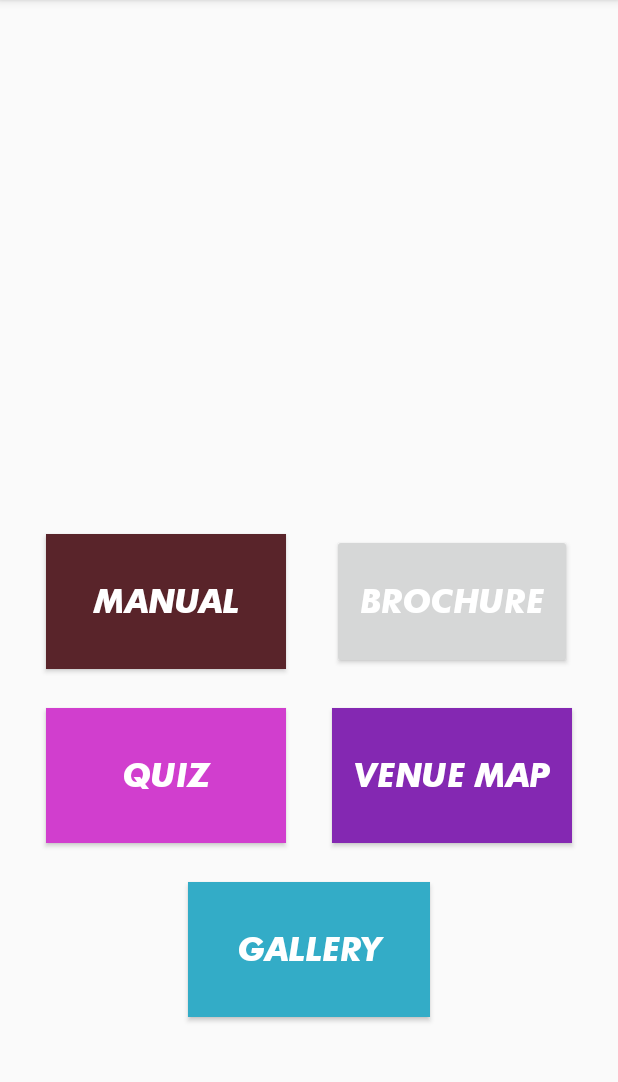
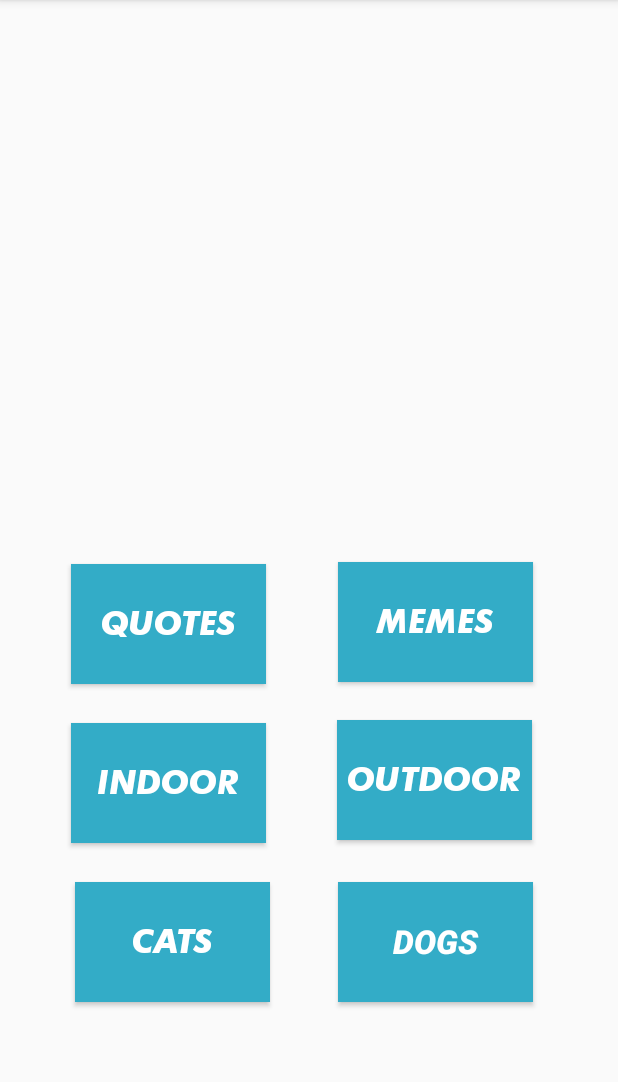
Before and after one commit to ahmedhamodi/smile4real, an Android app: the DisplayMessageActivity screen opened directly, with no data from a screen before it, on a phone screen of 412 x 824 dp, the part 84-1166 px from its top. Run offline under Robolectric (Android 15) with nearby library versions, the phone set to English and light mode, and no system bars.

Commit message:
Fixed button UIs and colour scheme.

```diff
--- a/app/src/main/res/layout/activity_display_message.xml
+++ b/app/src/main/res/layout/activity_display_message.xml
@@ -9,16 +9,16 @@
 
     <Button
         android:id="@+id/button4"
-        android:layout_width="160dp"
-        android:layout_height="90dp"
+        android:layout_width="130dp"
+        android:layout_height="80dp"
         android:layout_marginStart="8dp"
         android:layout_marginLeft="8dp"
-        android:layout_marginTop="472dp"
-        android:layout_marginEnd="16dp"
-        android:layout_marginRight="16dp"
-        android:background="@color/puple"
+        android:layout_marginTop="480dp"
+        android:layout_marginEnd="25dp"
+        android:layout_marginRight="25dp"
+        android:background="@color/light_b"
         android:onClick="goToActivity3"
-        android:text="Venue Map"
+        android:text="OUTDOOR"
         android:textColor="@android:color/white"
         android:textSize="22sp"
         android:textStyle="bold|italic"
@@ -28,38 +28,57 @@
 
     <Button
         android:id="@+id/button3"
-        android:layout_width="160dp"
-        android:layout_height="90dp"
-        android:layout_marginStart="16dp"
-        android:layout_marginLeft="16dp"
-        android:layout_marginTop="132dp"
+        android:layout_width="130dp"
+        android:layout_height="80dp"
+        android:layout_marginStart="15dp"
+        android:layout_marginLeft="15dp"
+        android:layout_marginTop="588dp"
         android:layout_marginEnd="8dp"
         android:layout_marginRight="8dp"
         android:layout_marginBottom="26dp"
-        android:background="@color/colorPink"
+        android:background="@color/light_b"
         android:onClick="goToActivity4"
-        android:text="Quiz"
+        android:text="INDOOR"
         android:textColor="@android:color/white"
         android:textSize="22sp"
         android:textStyle="bold|italic"
         app:layout_constraintBottom_toTopOf="@+id/button7"
         app:layout_constraintEnd_toStartOf="@+id/button4"
         app:layout_constraintStart_toStartOf="parent"
-        app:layout_constraintTop_toTopOf="parent"
         app:layout_constraintVertical_bias="1.0" />
 
     <Button
         android:id="@+id/button7"
-        android:layout_width="161dp"
-        android:layout_height="90dp"
-        android:layout_marginStart="125dp"
-        android:layout_marginLeft="125dp"
+        android:layout_width="130dp"
+        android:layout_height="80dp"
+        android:layout_marginStart="50dp"
+        android:layout_marginLeft="50dp"
         android:layout_marginTop="588dp"
-        android:layout_marginEnd="125dp"
-        android:layout_marginRight="125dp"
+        android:layout_marginEnd="200dp"
+        android:layout_marginRight="200dp"
         android:background="@color/light_b"
         android:onClick="goToActivity5"
-        android:text="Gallery"
+        android:text="CATS"
+        android:textColor="@android:color/white"
+        android:textSize="22sp"
+        android:textStyle="bold|italic"
+        app:layout_constraintEnd_toEndOf="parent"
+        app:layout_constraintHorizontal_bias="0.0"
+        app:layout_constraintStart_toStartOf="parent"
+        app:layout_constraintTop_toTopOf="parent" />
+
+    <Button
+        android:id="@+id/button8"
+        android:layout_width="130dp"
+        android:layout_height="80dp"
+        android:layout_marginStart="225dp"
+        android:layout_marginLeft="225dp"
+        android:layout_marginTop="588dp"
+        android:layout_marginEnd="25dp"
+        android:layout_marginRight="25dp"
+        android:background="@color/light_b"
+        android:onClick="goToActivity5"
+        android:text="DOGS"
         android:textColor="@android:color/white"
         android:textSize="22sp"
         android:textStyle="bold|italic"
@@ -70,17 +89,17 @@
 
     <Button
         android:id="@+id/button2"
-        android:layout_width="160dp"
-        android:layout_height="90dp"
+        android:layout_width="130dp"
+        android:layout_height="80dp"
         android:layout_marginStart="16dp"
         android:layout_marginLeft="16dp"
         android:layout_marginTop="16dp"
         android:layout_marginEnd="8dp"
         android:layout_marginRight="8dp"
         android:layout_marginBottom="26dp"
-        android:background="@color/darkBrown"
+        android:background="@color/light_b"
         android:onClick="goToActivity1"
-        android:text="Manual"
+        android:text="QUOTES"
         android:textColor="@android:color/white"
         android:textSize="22sp"
         android:textStyle="bold|italic"
@@ -92,16 +111,17 @@
 
     <Button
         android:id="@+id/button6"
-        android:layout_width="160dp"
-        android:layout_height="90dp"
+        android:layout_width="130dp"
+        android:layout_height="80dp"
         android:layout_marginStart="8dp"
-        android:layout_marginLeft="8dp"
-        android:layout_marginTop="16dp"
-        android:layout_marginEnd="16dp"
-        android:layout_marginRight="16dp"
-        android:layout_marginBottom="26dp"
+        android:layout_marginLeft="0dp"
+        android:layout_marginTop="0dp"
+        android:layout_marginEnd="25dp"
+        android:layout_marginRight="25dp"
+        android:layout_marginBottom="25dp"
+        android:background="@color/light_b"
         android:onClick="goToActivity2"
-        android:text="Brochure"
+        android:text="MEMES"
         android:textColor="@android:color/white"
         android:textSize="22sp"
         android:textStyle="bold|italic"
--- a/app/src/main/res/layout/activity_main.xml
+++ b/app/src/main/res/layout/activity_main.xml
@@ -7,31 +7,20 @@
     tools:context=".MainActivity"
     tools:layout_editor_absoluteY="81dp">
 
-    <!--<ImageView-->
-        <!--android:id="@+id/imageView7"-->
-        <!--android:layout_width="wrap_content"-->
-        <!--android:layout_height="wrap_content"-->
-        <!--app:srcCompat="@drawable/background"-->
-        <!--app:layout_constraintBottom_toBottomOf="parent"-->
-        <!--app:layout_constraintEnd_toEndOf="parent"-->
-        <!--app:layout_constraintHorizontal_bias="0.0"-->
-        <!--app:layout_constraintStart_toStartOf="parent"-->
-        <!--app:layout_constraintTop_toTopOf="parent"-->
-        <!--android:contentDescription="BC"-->
-        <!--/>-->
-    <!--&lt;!&ndash;android:scaleType="fitXY"&ndash;&gt;-->
     <ImageView
         android:id="@+id/imageView3"
         android:layout_width="wrap_content"
         android:layout_height="match_parent"
         android:contentDescription="Fire Exit"
         android:fadingEdge="horizontal|vertical"
+        android:scaleType="fitXY"
         app:layout_constraintBottom_toBottomOf="parent"
         app:layout_constraintEnd_toEndOf="parent"
         app:layout_constraintHorizontal_bias="0.0"
         app:layout_constraintStart_toStartOf="parent"
         app:layout_constraintTop_toTopOf="parent"
         app:srcCompat="@drawable/background" />
+
     <TextView
         android:id="@+id/textView2"
         android:layout_width="0dp"
```
